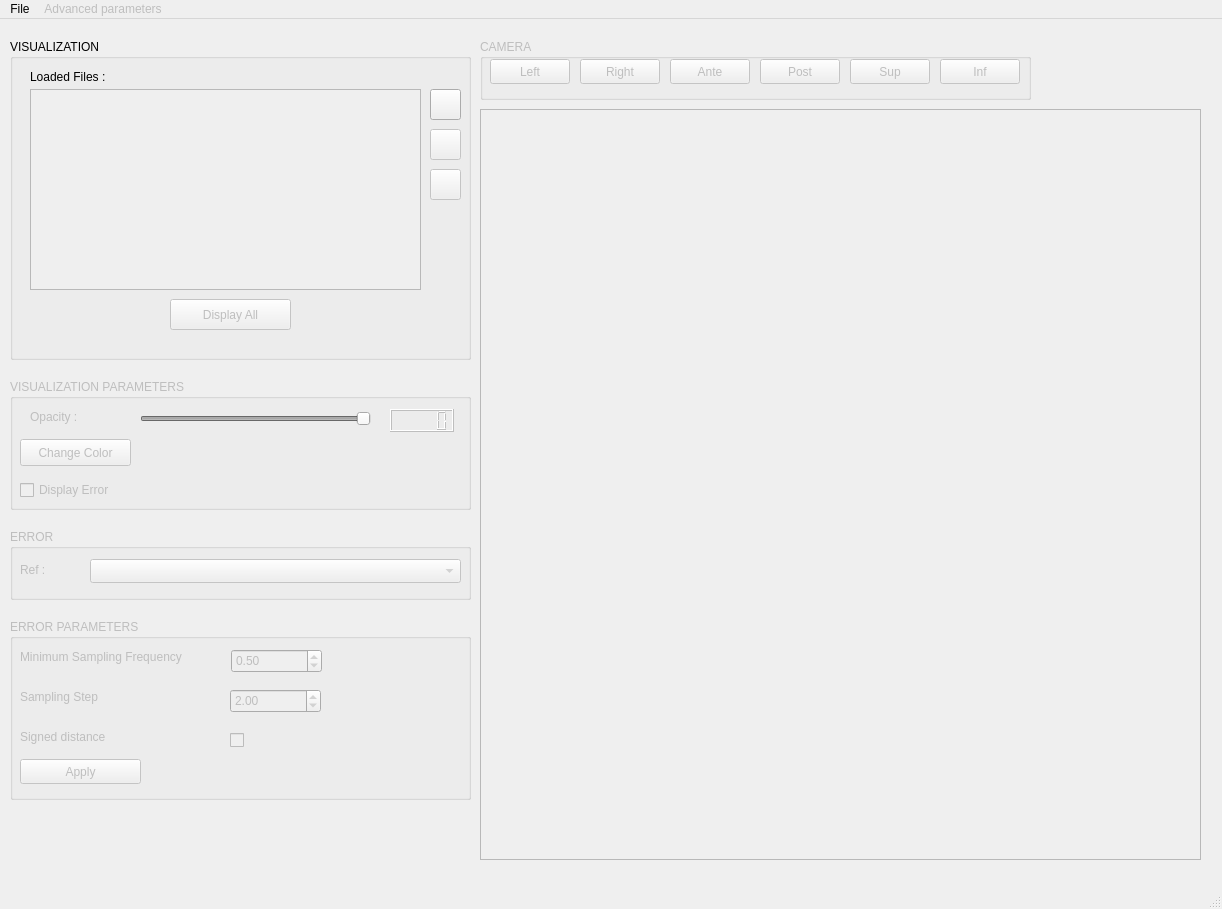
The window that distanceGui.ui (juliettepera/distance) describes before a commit, drawn with Qt 5.
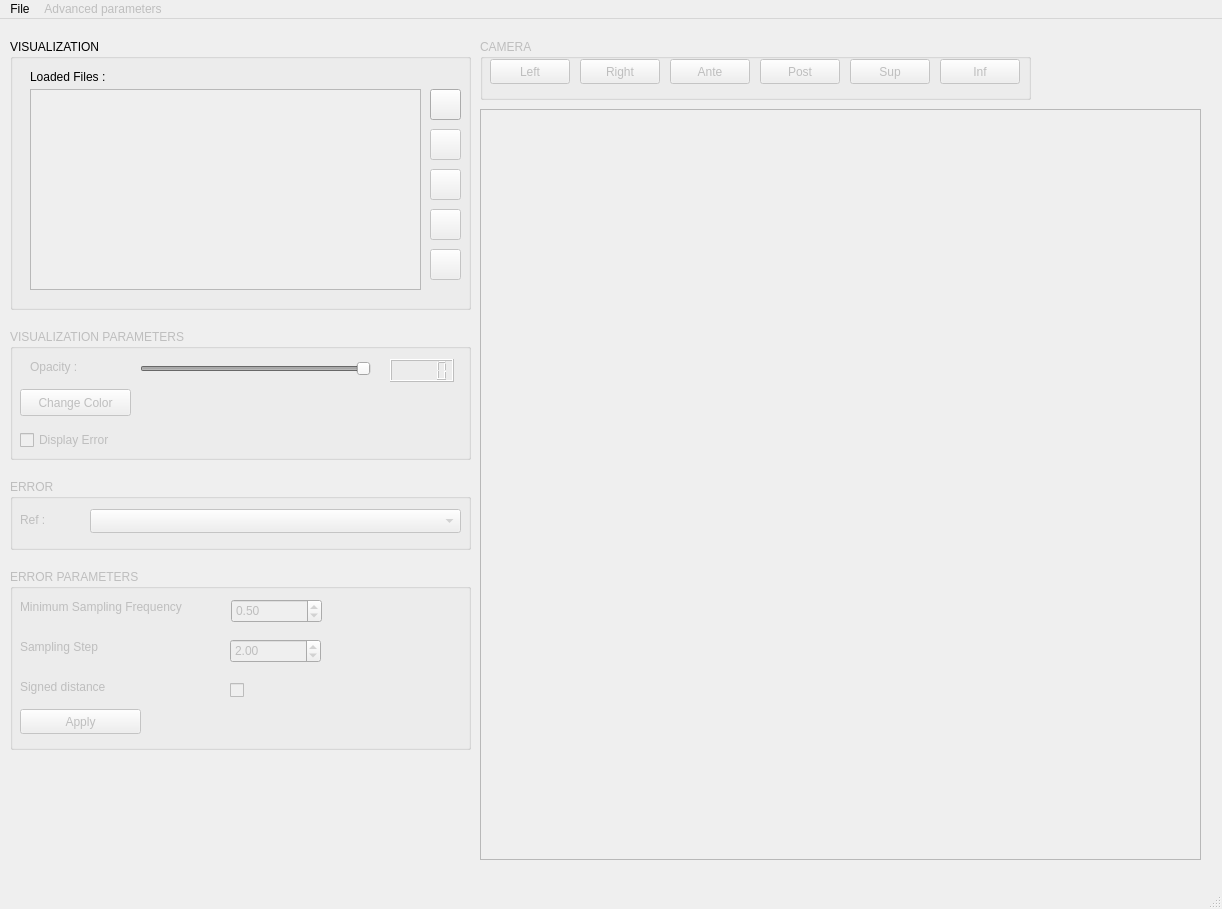
The same window after the commit.

Commit message: ENH: hide all / display all added

What changed in the file:
```diff
--- a/distanceGui.ui
+++ b/distanceGui.ui
@@ -41,7 +41,7 @@
       <x>10</x>
       <y>20</y>
       <width>461</width>
-      <height>321</height>
+      <height>271</height>
      </rect>
     </property>
     <property name="title">
@@ -107,9 +107,9 @@
      </property>
      <property name="geometry">
       <rect>
-       <x>160</x>
-       <y>260</y>
-       <width>121</width>
+       <x>420</x>
+       <y>170</y>
+       <width>31</width>
        <height>31</height>
       </rect>
      </property>
@@ -117,7 +117,7 @@
       <string>display all files</string>
      </property>
      <property name="text">
-      <string>Display All</string>
+      <string/>
      </property>
      <property name="autoDefault">
       <bool>false</bool>
@@ -164,6 +164,34 @@
       <string/>
      </property>
     </widget>
+    <widget class="QPushButton" name="pushButtonHideAll">
+     <property name="enabled">
+      <bool>false</bool>
+     </property>
+     <property name="geometry">
+      <rect>
+       <x>420</x>
+       <y>210</y>
+       <width>31</width>
+       <height>31</height>
+      </rect>
+     </property>
+     <property name="toolTip">
+      <string>hide all files</string>
+     </property>
+     <property name="text">
+      <string/>
+     </property>
+     <property name="autoDefault">
+      <bool>false</bool>
+     </property>
+     <property name="default">
+      <bool>false</bool>
+     </property>
+     <property name="flat">
+      <bool>false</bool>
+     </property>
+    </widget>
    </widget>
    <widget class="QGroupBox" name="groupBoxDistance">
     <property name="enabled">
@@ -172,7 +200,7 @@
     <property name="geometry">
      <rect>
       <x>10</x>
-      <y>510</y>
+      <y>460</y>
       <width>461</width>
       <height>71</height>
      </rect>
@@ -340,7 +368,7 @@
     <property name="geometry">
      <rect>
       <x>10</x>
-      <y>360</y>
+      <y>310</y>
       <width>461</width>
       <height>131</height>
      </rect>
@@ -445,7 +473,7 @@
     <property name="geometry">
      <rect>
       <x>10</x>
-      <y>600</y>
+      <y>550</y>
       <width>461</width>
       <height>181</height>
      </rect>
```
Left out of the diff: 2 changed lines with no effect on the pictures. The commit also changes 2 other files.
